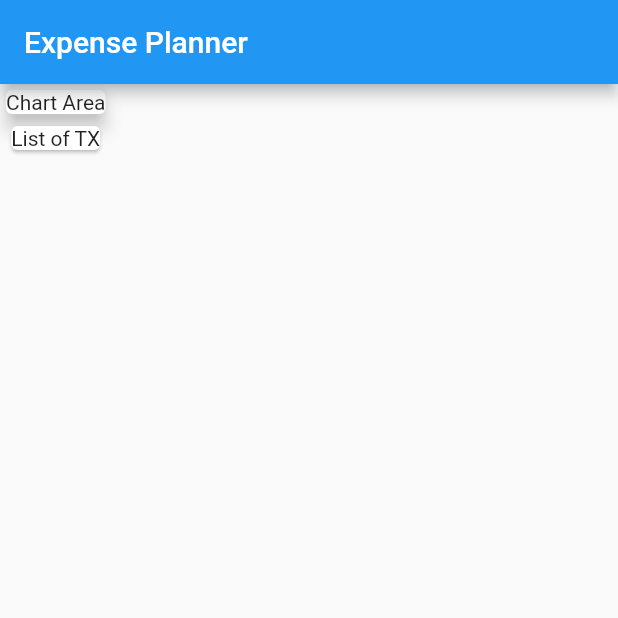
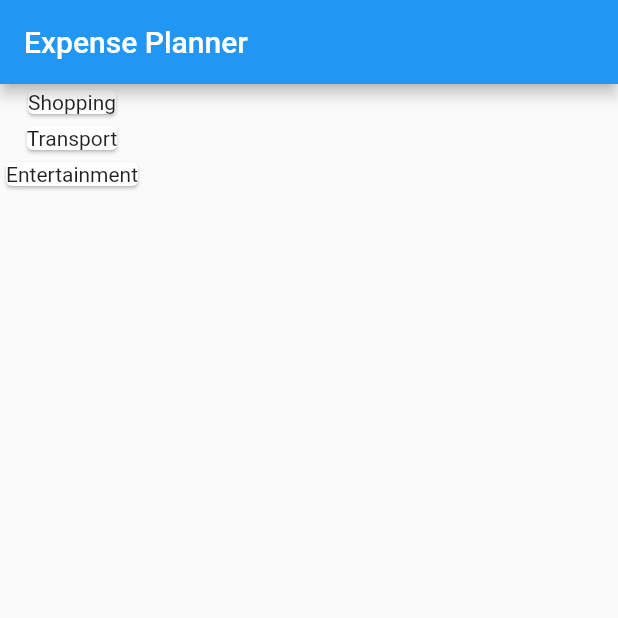
Before and after one commit to Nagirah/Expense-Planner, a Flutter app: the screen it shows after launch, on a phone screen of 412 x 824 dp, the top half of it. Run offline on Flutter 3.47's test engine with Material 2 defaults, Android fonts, the phone set to English and light mode, and no system bars.

Commit message:
Card of Transactions added

```diff
--- a/lib/main.dart
+++ b/lib/main.dart
@@ -1,30 +1,42 @@
 import 'package:flutter/material.dart';
+import './transaction.dart';
 
-
-   void main(){
-    runApp(MyApp());
-  }
-
+void main() {
+  runApp(MyApp());
+}
 
 class MyApp extends StatefulWidget {
-
-
-@override
+  @override
   State<StatefulWidget> createState() {
     // TODO: implement createState
     return MyAppState();
   }
+}
 
-}
 class MyAppState extends State<MyApp> {
+  final List<Transactions> transactions = [
+    Transactions(
+        amount: 20, date: DateTime.now(), id: "one", title: "Shopping"),
+    Transactions(
+        amount: 50, date: DateTime.now(), id: "two", title: "Transport"),
+    Transactions(
+        amount: 20, date: DateTime.now(), id: "Three", title: "Entertainment"),
+  ];
+
   @override
   Widget build(BuildContext context) {
-    return MaterialApp(home: Scaffold(appBar: AppBar(title: Text("Expense Planner")),
-    body: Column(children: <Widget>[Card(child: Text("Chart Area"),elevation: 5,),
-    Card(child: Text("List of TX"),)
-    ]
-    ),
-    )
-    ,);
+    return MaterialApp(
+        home: Scaffold(
+      appBar: AppBar(
+        title: Text("Expense Planner"),
+      ),
+      body: Column(children: [
+        ...transactions.map((tx) {
+          return Card(
+            child: Text(tx.title),
+          );
+        }).toList()
+      ]),
+    ));
   }
 }
--- /dev/null
+++ b/lib/transaction.dart
@@ -0,0 +1,13 @@
+import 'package:flutter/material.dart';
+
+class Transactions{
+
+final String title;
+final String id;
+final double amount;
+final DateTime date;
+
+Transactions({@required this.amount, @required this.date, @required this.id, @required this.title});
+
+
+}
```
